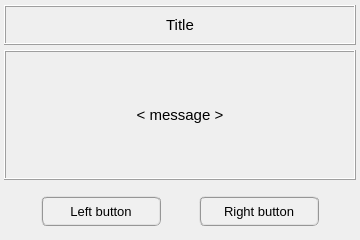
Qt form pulse/interface/ui_files/messages/call_double_confirmation.ui (open-pulse/OpenPulse) before a commit.
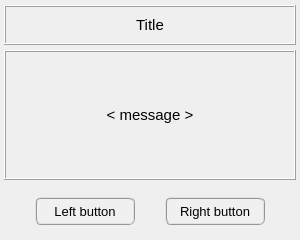
The same form after that commit.

Diff of the .ui file:
```diff
--- a/pulse/interface/ui_files/messages/call_double_confirmation.ui
+++ b/pulse/interface/ui_files/messages/call_double_confirmation.ui
@@ -6,13 +6,13 @@
    <rect>
     <x>0</x>
     <y>0</y>
-    <width>360</width>
+    <width>300</width>
     <height>240</height>
    </rect>
   </property>
   <property name="minimumSize">
    <size>
-    <width>360</width>
+    <width>300</width>
     <height>240</height>
    </size>
   </property>
@@ -231,14 +231,14 @@
         </property>
         <property name="minimumSize">
          <size>
-          <width>120</width>
-          <height>30</height>
+          <width>100</width>
+          <height>28</height>
          </size>
         </property>
         <property name="maximumSize">
          <size>
-          <width>120</width>
-          <height>30</height>
+          <width>100</width>
+          <height>28</height>
          </size>
         </property>
         <property name="font">
@@ -273,14 +273,14 @@
        <widget class="QPushButton" name="pushButton_rightButton">
         <property name="minimumSize">
          <size>
-          <width>120</width>
-          <height>30</height>
+          <width>100</width>
+          <height>28</height>
          </size>
         </property>
         <property name="maximumSize">
          <size>
-          <width>120</width>
-          <height>30</height>
+          <width>100</width>
+          <height>28</height>
          </size>
         </property>
         <property name="font">
```
